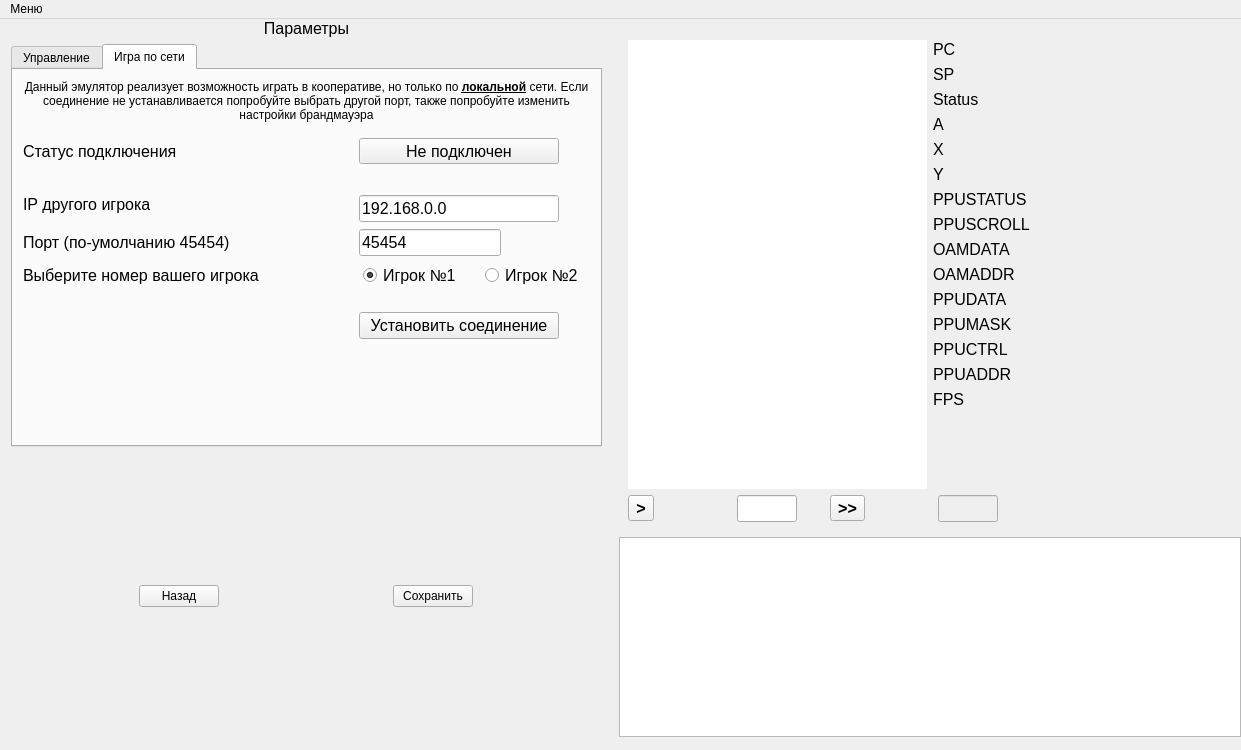
Above: emulateNES/forms/mainwindow.ui from maxim14254/emulateNES before the change. Below: the same form after it.
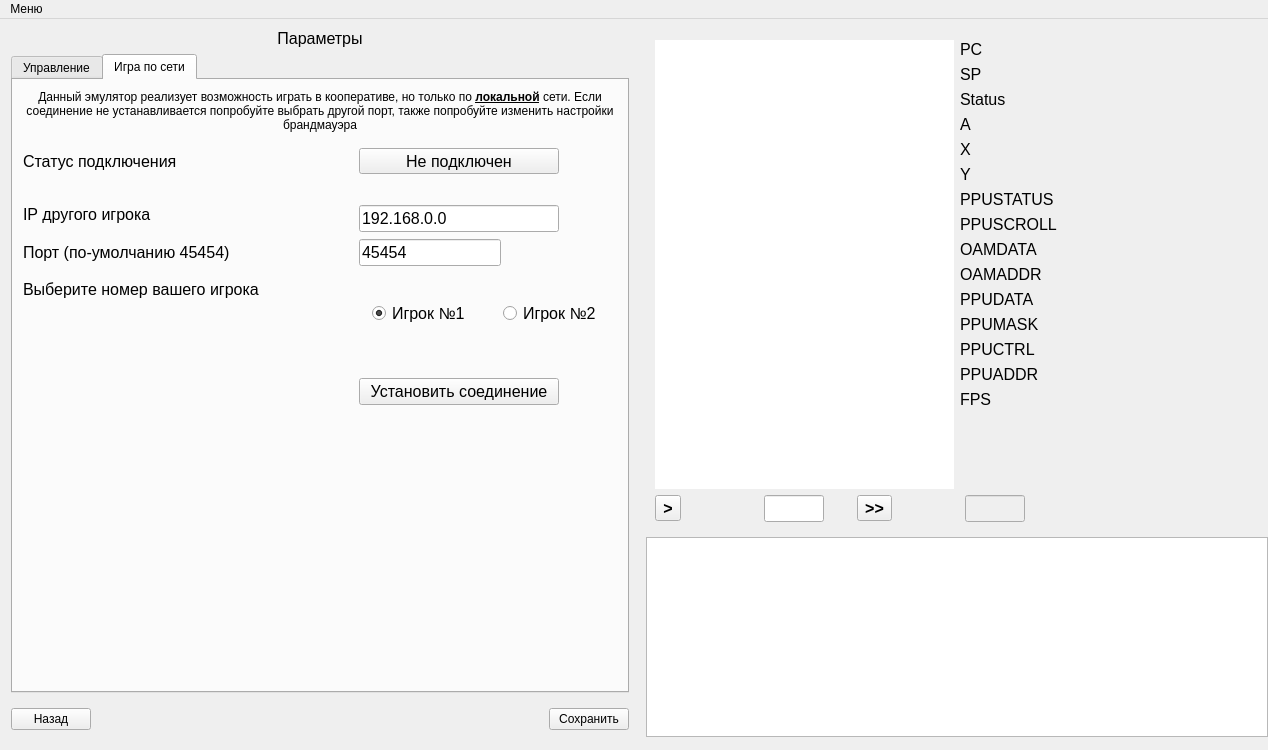
That is the form after the change. The open tabs and pages were chosen to show the change.

```diff
--- a/emulateNES/forms/mainwindow.ui
+++ b/emulateNES/forms/mainwindow.ui
@@ -6,7 +6,7 @@
    <rect>
     <x>0</x>
     <y>0</y>
-    <width>1241</width>
+    <width>1268</width>
     <height>750</height>
    </rect>
   </property>
@@ -201,7 +201,7 @@
                 <number>11</number>
                </property>
                <property name="topMargin">
-                <number>0</number>
+                <number>10</number>
                </property>
                <property name="rightMargin">
                 <number>11</number>
@@ -1029,6 +1029,9 @@
                          </item>
                          <item>
                           <spacer name="horizontalSpacer_3">
+                           <property name="orientation">
+                            <enum>Qt::Vertical</enum>
+                           </property>
                            <property name="sizeHint" stdset="0">
                             <size>
                              <width>1</width>
@@ -1099,6 +1102,9 @@
                          </item>
                          <item>
                           <spacer name="horizontalSpacer_4">
+                           <property name="orientation">
+                            <enum>Qt::Vertical</enum>
+                           </property>
                            <property name="sizeType">
                             <enum>QSizePolicy::Fixed</enum>
                            </property>
@@ -1150,10 +1156,13 @@
                  </item>
                  <item>
                   <spacer name="horizontalSpacer_2">
+                   <property name="orientation">
+                    <enum>Qt::Horizontal</enum>
+                   </property>
                    <property name="sizeHint" stdset="0">
                     <size>
-                     <width>40</width>
-                     <height>20</height>
+                     <width>20</width>
+                     <height>40</height>
                     </size>
                    </property>
                   </spacer>
@@ -1903,6 +1912,9 @@
                       </item>
                       <item>
                        <spacer name="horizontalSpacer">
+                        <property name="orientation">
+                         <enum>Qt::Vertical</enum>
+                        </property>
                         <property name="sizeHint" stdset="0">
                          <size>
                           <width>40</width>
@@ -1999,7 +2011,7 @@
     <rect>
      <x>0</x>
      <y>0</y>
-     <width>1241</width>
+     <width>1268</width>
      <height>23</height>
     </rect>
    </property>
```
Left out of the diff: 6 changed lines with no effect on the pictures.
